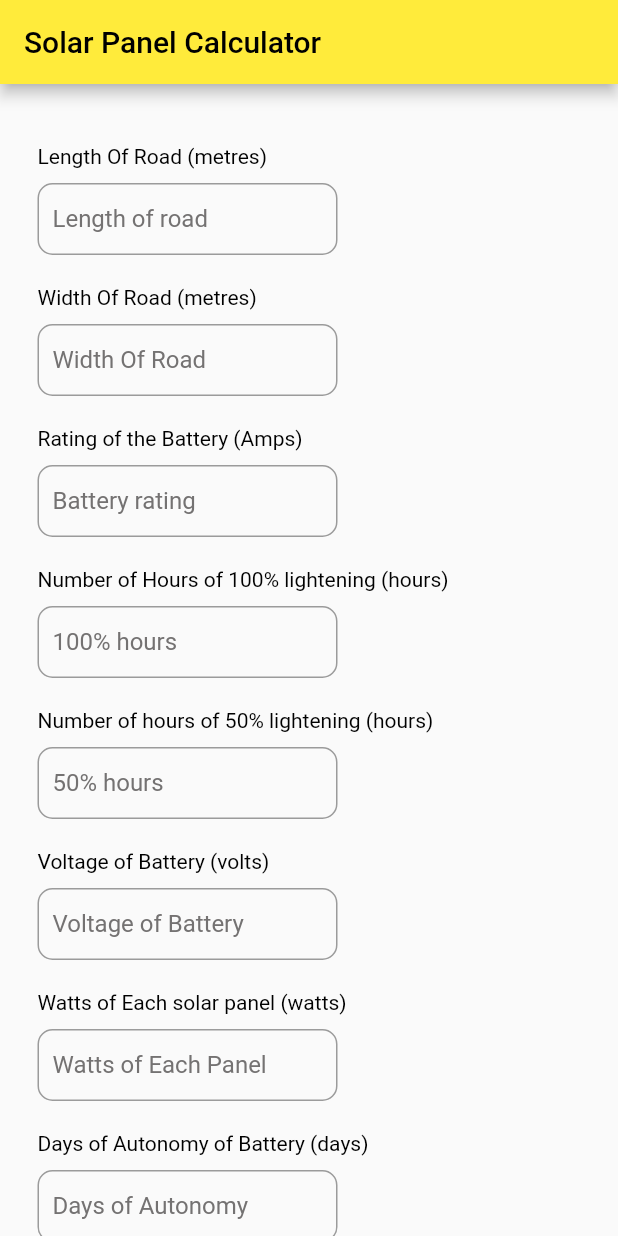
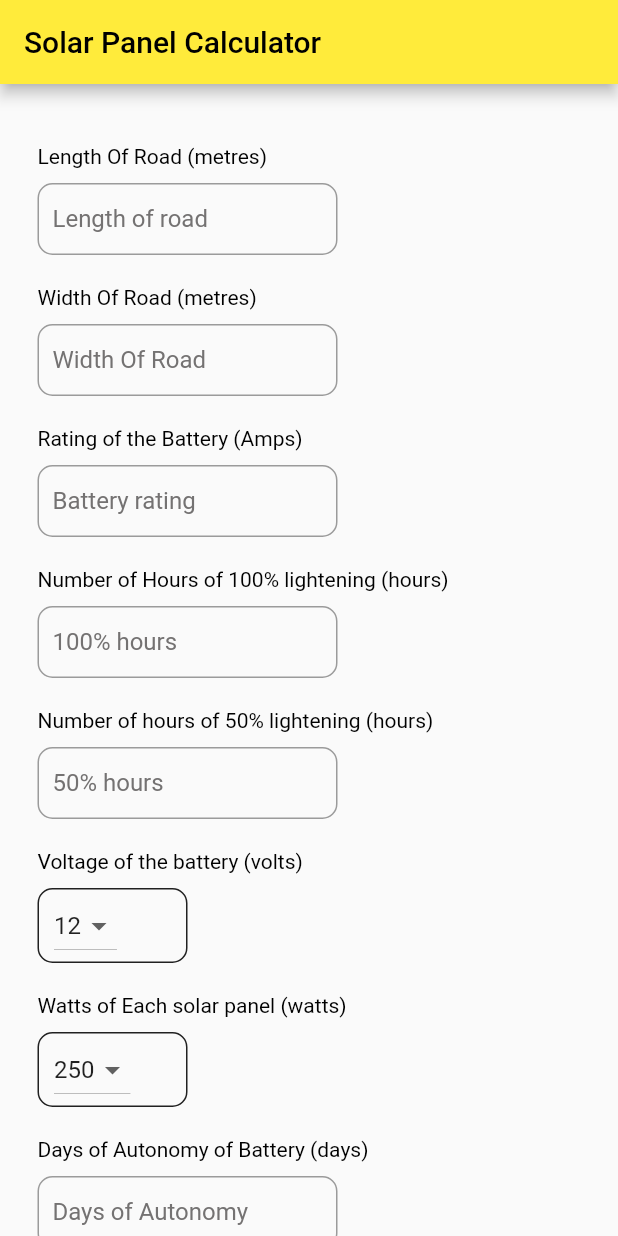
Before and after one commit to Monarene/solar-panel-application, a Flutter app: the screen it shows after launch, on a phone screen of 412 x 824 dp. Run offline on Flutter 3.47's test engine with Material 2 defaults, Android fonts, the light colour scheme and no system bars.

Commit message:
added watt of each solar panel

```diff
--- a/lib/views/homepage.dart
+++ b/lib/views/homepage.dart
@@ -35,21 +35,31 @@ class _HomePageState extends State<HomePage> {
   TextEditingController tiltAngle;
   TextEditingController rating;
 
+  // Defining the list values
+  List<int> voltageList = [12, 24, 48];
+  List<int> wattOfSolarPanelList = [250, 300, 350, 400];
+  List<int> wattOfLed = [10, 20, 30, 40, 50];
+
+  // String selected values
+  int selectedVoltage = 12;
+  int selectedWattOfSolarPanel = 250;
+  int selectedWattsOfEachLed = 10;
   //keyform state
   final _numberOfPanelsFormState = GlobalKey<FormState>();
 
   @override
   void initState() {
-    // TODO: implement initState
     super.initState();
     lengthOfTheRoad = TextEditingController();
     widthOfTheRoad = TextEditingController();
     numberOf100Lightening = TextEditingController();
     numberOf50Lightening = TextEditingController();
-    voltageOfBattery = TextEditingController();
-    wattsOfEachSolarPanel = TextEditingController();
+    voltageOfBattery = TextEditingController(text: selectedVoltage.toString());
+    wattsOfEachSolarPanel =
+        TextEditingController(text: selectedWattOfSolarPanel.toString());
     daysOfAutonomyOfBattery = TextEditingController();
-    wattsOfEachLed = TextEditingController();
+    wattsOfEachLed =
+        TextEditingController(text: selectedWattsOfEachLed.toString());
     ampereHrOfEachBattery = TextEditingController();
     tiltAngle = TextEditingController();
     rating = TextEditingController();
@@ -113,15 +123,96 @@ class _HomePageState extends State<HomePage> {
                     controller: numberOf50Lightening,
                     hintTextForTextField: "50% hours",
                   ),
-                  VariableWidget(
-                    variableName: "Voltage of Battery (volts)",
-                    controller: voltageOfBattery,
-                    hintTextForTextField: "Voltage of Battery",
+                  Container(
+                    padding: EdgeInsets.symmetric(horizontal: 25),
+                    alignment: Alignment.center,
+                    child: Column(
+                      mainAxisSize: MainAxisSize.min,
+                      crossAxisAlignment: CrossAxisAlignment.start,
+                      children: [
+                        Container(
+                          alignment: Alignment.centerLeft,
+                          padding: EdgeInsets.only(top: 20),
+                          child: Text(
+                            "Voltage of the battery (volts) ",
+                            style: TextStyle(color: Colors.black, fontSize: 14),
+                          ),
+                        ),
+                        SizedBox(
+                          height: 10,
+                        ),
+                        Container(
+                          width: 100,
+                          alignment: Alignment.centerLeft,
+                          padding: EdgeInsets.symmetric(horizontal: 10),
+                          decoration: BoxDecoration(
+                              borderRadius:
+                                  BorderRadius.all(Radius.circular(10)),
+                              border: Border.all(color: Colors.black87)),
+                          child: DropdownButton<int>(
+                            value: selectedVoltage,
+                            items: voltageList.map((int value) {
+                              return DropdownMenuItem<int>(
+                                value: value,
+                                child: Text("$value"),
+                              );
+                            }).toList(),
+                            onChanged: (int newValue) {
+                              setState(() {
+                                selectedVoltage = newValue;
+                                voltageOfBattery.text = newValue.toString();
+                              });
+                            },
+                          ),
+                        ),
+                      ],
+                    ),
                   ),
-                  VariableWidget(
-                    variableName: "Watts of Each solar panel (watts)",
-                    controller: wattsOfEachSolarPanel,
-                    hintTextForTextField: "Watts of Each Panel",
+                  Container(
+                    padding: EdgeInsets.symmetric(horizontal: 25),
+                    alignment: Alignment.center,
+                    child: Column(
+                      mainAxisSize: MainAxisSize.min,
+                      crossAxisAlignment: CrossAxisAlignment.start,
+                      children: [
+                        Container(
+                          alignment: Alignment.centerLeft,
+                          padding: EdgeInsets.only(top: 20),
+                          child: Text(
+                            "Watts of Each solar panel (watts) ",
+                            style: TextStyle(color: Colors.black, fontSize: 14),
+                          ),
+                        ),
+                        SizedBox(
+                          height: 10,
+                        ),
+                        Container(
+                          width: 100,
+                          alignment: Alignment.centerLeft,
+                          padding: EdgeInsets.symmetric(horizontal: 10),
+                          decoration: BoxDecoration(
+                              borderRadius:
+                                  BorderRadius.all(Radius.circular(10)),
+                              border: Border.all(color: Colors.black87)),
+                          child: DropdownButton<int>(
+                            value: selectedWattOfSolarPanel,
+                            items: wattOfSolarPanelList.map((int value) {
+                              return DropdownMenuItem<int>(
+                                value: value,
+                                child: Text("$value"),
+                              );
+                            }).toList(),
+                            onChanged: (int newValue) {
+                              setState(() {
+                                selectedWattOfSolarPanel = newValue;
+                                wattsOfEachSolarPanel.text =
+                                    newValue.toString();
+                              });
+                            },
+                          ),
+                        ),
+                      ],
+                    ),
                   ),
                   VariableWidget(
                     variableName: "Days of Autonomy of Battery (days)",
@@ -279,3 +370,61 @@ class _VariableWidgetState extends State<VariableWidget> {
     );
   }
 }
+
+class DropDownListForm extends StatefulWidget {
+  TextEditingController controller;
+  List<int> variableList;
+  String variableName;
+  int selectedValue;
+
+  DropDownListForm(
+      {this.controller,
+      this.variableList,
+      this.variableName,
+      this.selectedValue});
+  @override
+  _DropDownListFormState createState() => _DropDownListFormState();
+}
+
+class _DropDownListFormState extends State<DropDownListForm> {
+  @override
+  Widget build(BuildContext context) {
+    return Container(
+      padding: EdgeInsets.symmetric(horizontal: 25),
+      alignment: Alignment.center,
+      child: Column(
+        crossAxisAlignment: CrossAxisAlignment.start,
+        children: [
+          Container(
+            alignment: Alignment.centerLeft,
+            padding: EdgeInsets.only(top: 20),
+            child: Text(
+              widget.variableName,
+              style: TextStyle(color: Colors.black, fontSize: 14),
+            ),
+          ),
+          SizedBox(
+            height: 10,
+          ),
+          Container(
+            width: 200,
+            alignment: Alignment.centerLeft,
+            child: DropdownButton<int>(
+              items: widget.variableList.map((int value) {
+                return DropdownMenuItem<int>(
+                  value: widget.selectedValue,
+                  child: Text("$value"),
+                );
+              }).toList(),
+              onChanged: (int newValue) {
+                setState(() {
+                  widget.selectedValue = newValue;
+                });
+              },
+            ),
+          ),
+        ],
+      ),
+    );
+  }
+}
```
